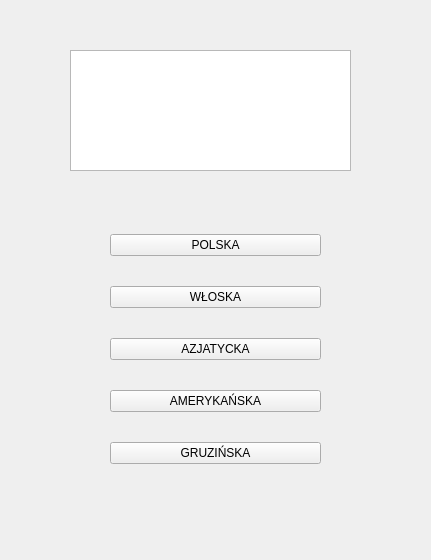
Above: apka_jedzenie/mainwindow.ui from lechuboss/projekt1 before the change. Below: the same form after it.
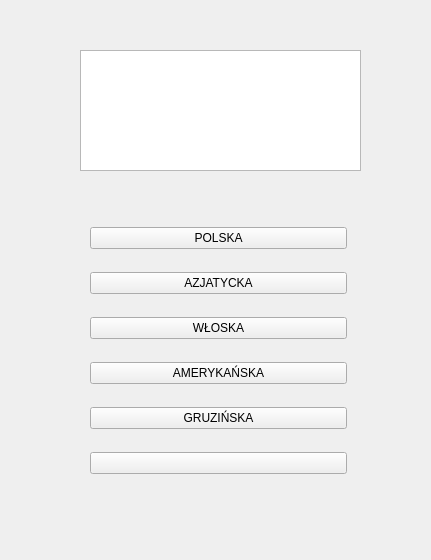
That is the form after the change. Icons and pictures are not drawn.

Diff of the .ui file:
```diff
--- a/apka_jedzenie/mainwindow.ui
+++ b/apka_jedzenie/mainwindow.ui
@@ -20,36 +20,51 @@
    <widget class="QWidget" name="verticalLayoutWidget">
     <property name="geometry">
      <rect>
-      <x>110</x>
+      <x>90</x>
       <y>210</y>
-      <width>211</width>
-      <height>281</height>
+      <width>257</width>
+      <height>285</height>
      </rect>
     </property>
     <layout class="QVBoxLayout" name="verticalLayout">
      <item>
       <widget class="QPushButton" name="pushButton">
+       <property name="autoFillBackground">
+        <bool>false</bool>
+       </property>
+       <property name="styleSheet">
+        <string notr="true">font: 87 18pt &quot;Georgia Pro Cond Black&quot;;</string>
+       </property>
        <property name="text">
         <string>POLSKA</string>
        </property>
       </widget>
      </item>
-     <item>
-      <widget class="QPushButton" name="pushButton_2">
-       <property name="text">
-        <string>WŁOSKA</string>
-       </property>
-      </widget>
-     </item>
      <item>
       <widget class="QPushButton" name="pushButton_3">
+       <property name="styleSheet">
+        <string notr="true">font: 87 18pt &quot;Georgia Pro Cond Black&quot;;</string>
+       </property>
        <property name="text">
         <string>AZJATYCKA</string>
        </property>
       </widget>
      </item>
+     <item>
+      <widget class="QPushButton" name="pushButton_6">
+       <property name="styleSheet">
+        <string notr="true">font: 87 18pt &quot;Georgia Pro Cond Black&quot;;</string>
+       </property>
+       <property name="text">
+        <string>WŁOSKA</string>
+       </property>
+      </widget>
+     </item>
      <item>
       <widget class="QPushButton" name="pushButton_4">
+       <property name="styleSheet">
+        <string notr="true">font: 87 18pt &quot;Georgia Pro Cond Black&quot;;</string>
+       </property>
        <property name="text">
         <string>AMERYKAŃSKA</string>
        </property>
@@ -57,11 +72,21 @@
      </item>
      <item>
       <widget class="QPushButton" name="pushButton_5">
+       <property name="styleSheet">
+        <string notr="true">font: 87 18pt &quot;Georgia Pro Cond Black&quot;;</string>
+       </property>
        <property name="text">
         <string>GRUZIŃSKA</string>
        </property>
       </widget>
      </item>
+     <item>
+      <widget class="QPushButton" name="pushButton_2">
+       <property name="text">
+        <string/>
+       </property>
+      </widget>
+     </item>
     </layout>
    </widget>
    <widget class="QGraphicsView" name="graphicsView">
@@ -70,7 +95,7 @@
     </property>
     <property name="geometry">
      <rect>
-      <x>70</x>
+      <x>80</x>
       <y>50</y>
       <width>281</width>
       <height>121</height>
```
Left out of the diff: 2 changed lines with no effect on the pictures.
